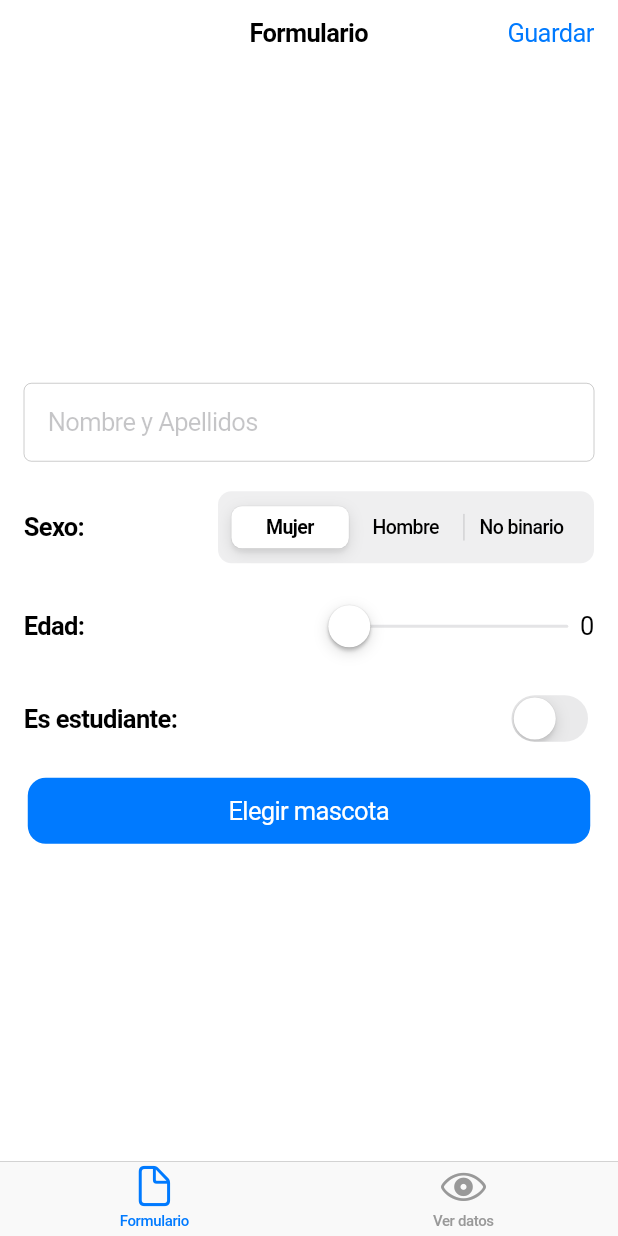
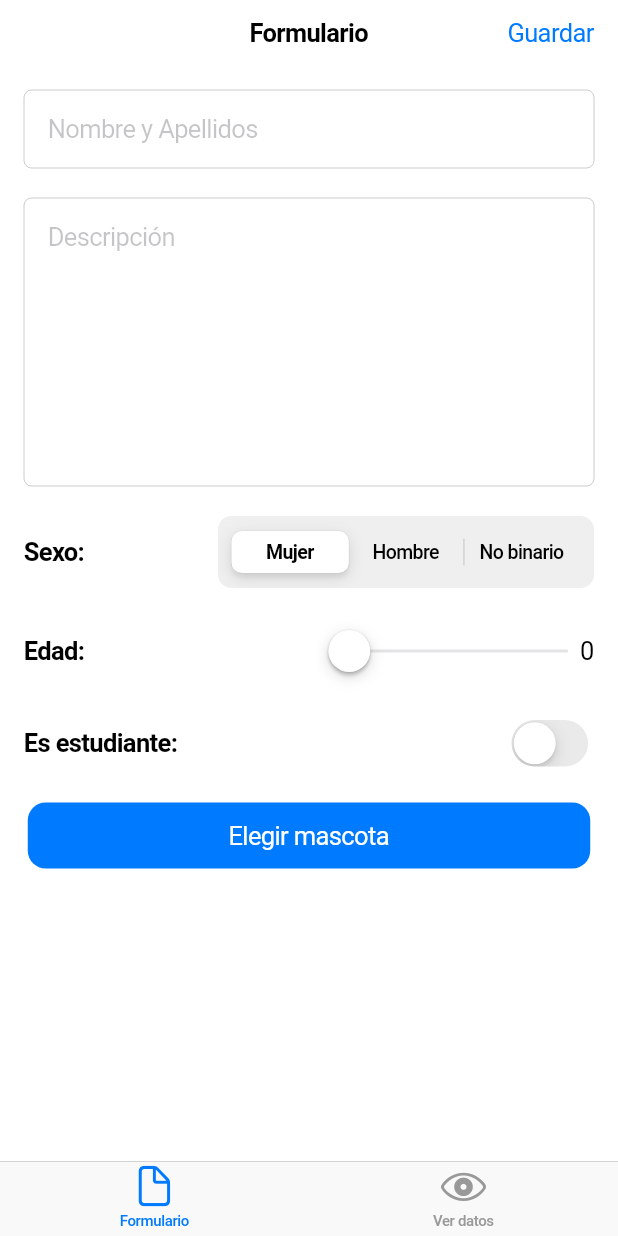
Before and after one commit to deyan18/trabajo_lps, a Flutter app: the screen it shows after launch, on a phone screen of 412 x 824 dp. Run offline on Flutter 3.47's test engine with Material 2 defaults, Android fonts, the phone set to English and light mode, and no system bars.

Commit message:
App terminada

```diff
--- a/lib/models/personas.dart
+++ b/lib/models/personas.dart
@@ -4,6 +4,8 @@ class Persona {
   String mascota;
   String sexo;
   bool esEstudiante;
+  String descripcion;
 
-  Persona(this.nombre, this.edad, this.mascota, this.sexo, this.esEstudiante);
+  Persona(this.nombre, this.edad, this.mascota, this.sexo, this.esEstudiante,
+      this.descripcion);
 }
--- a/lib/screens/formulario.dart
+++ b/lib/screens/formulario.dart
@@ -14,6 +14,7 @@ class Formulario extends StatefulWidget {
 
 class VerDatosState extends State<Formulario> {
   TextEditingController nombre = TextEditingController();
+  TextEditingController descripcion = TextEditingController();
   double edad = 0.0;
   String mascota = "Ninguna";
   int? sexo = 0;
@@ -33,7 +34,7 @@ class VerDatosState extends State<Formulario> {
         child: SafeArea(
           child: Container(
               padding: EdgeInsets.all(16),
-              alignment: Alignment.center,
+              alignment: Alignment.topCenter,
               child: Wrap(
                 alignment: WrapAlignment.center,
                 spacing: 20, // to apply margin in the main axis of the wrap
@@ -44,6 +45,13 @@ class VerDatosState extends State<Formulario> {
                     padding: EdgeInsets.all(16),
                     placeholder: "Nombre y Apellidos",
                     controller: nombre,
+                  ),
+                  CupertinoTextField(
+                    maxLines: 8,
+                    clearButtonMode: OverlayVisibilityMode.editing,
+                    padding: EdgeInsets.all(16),
+                    placeholder: "Descripción",
+                    controller: descripcion,
                   ),
                   Row(
                     mainAxisAlignment: MainAxisAlignment.center,
@@ -158,7 +166,7 @@ class VerDatosState extends State<Formulario> {
                   sexoString = "No Binario";
                 }
                 Persona p = Persona(nombre.text, edad.toInt(), mascota,
-                    sexoString, esEstudiante);
+                    sexoString, esEstudiante, descripcion.text);
 
                 widget.personaChange(p);
                 nombre.clear();
@@ -166,6 +174,7 @@ class VerDatosState extends State<Formulario> {
                 mascota = "Ninguna";
                 esEstudiante = false;
                 sexo = 0;
+                descripcion.clear();
                 Navigator.pop(context);
               }
             },
```
Also changed, not shown: lib/screens/ver_datos.dart (+38 -17 lines).
